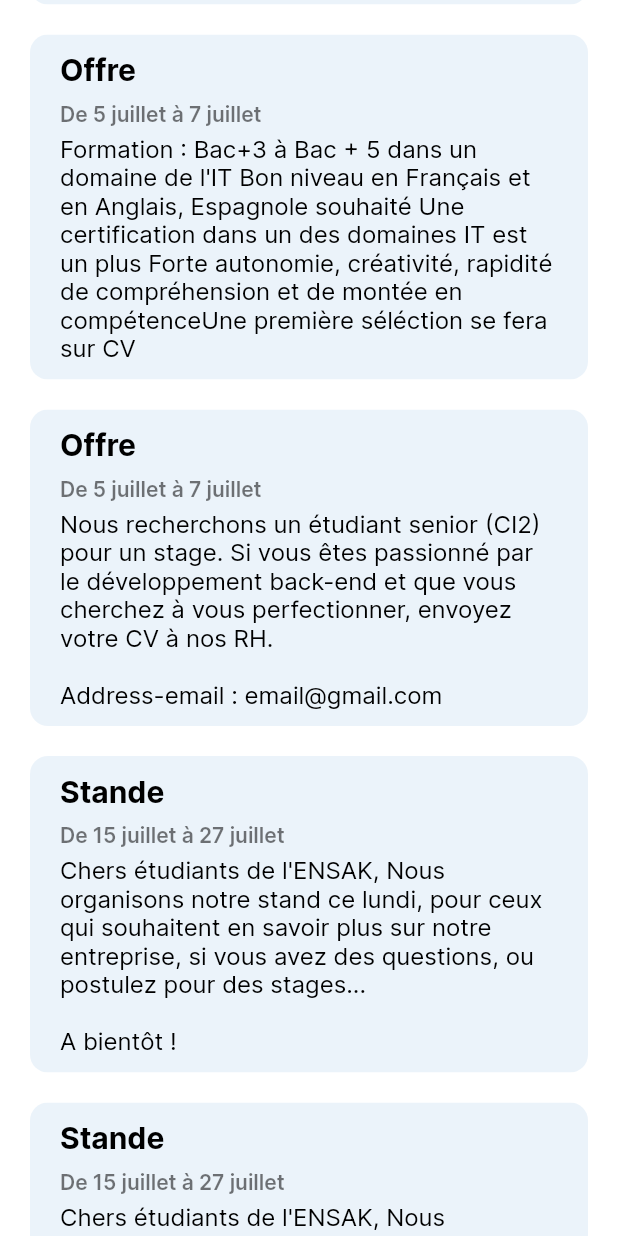
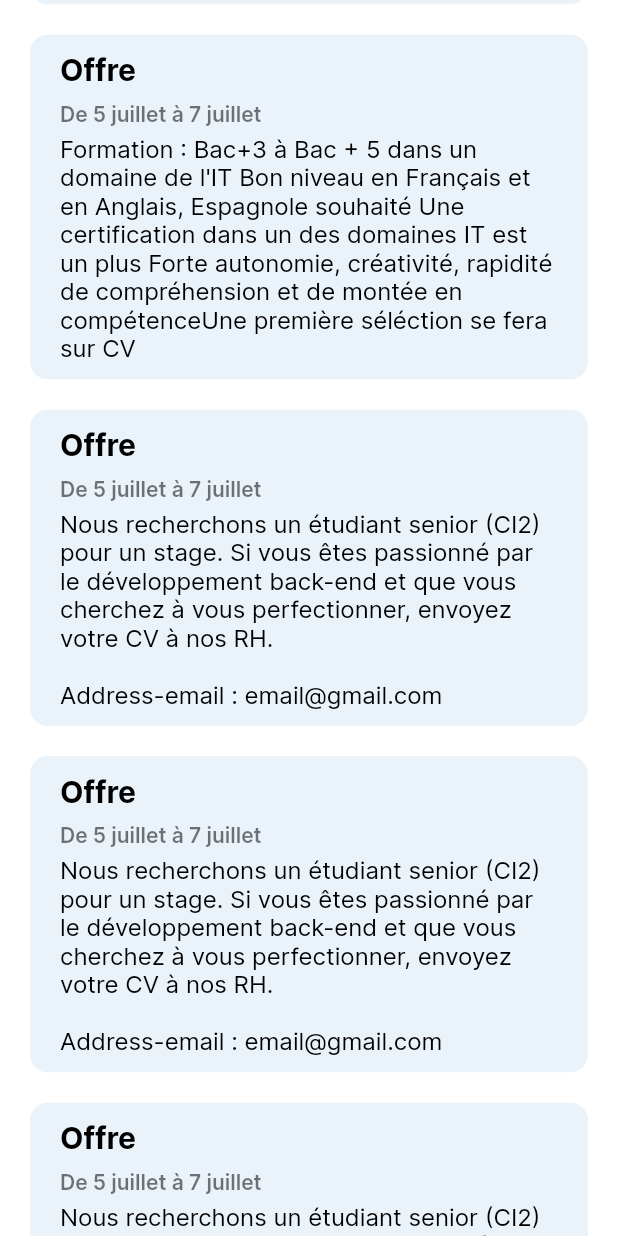
Before and after one commit to Mouadspace/job-it-day, a Flutter app: the CompanyProfile screen opened directly, scrolled down 1152 dp, on a phone screen of 412 x 824 dp. Run offline on Flutter 3.47's test engine with Material 2 defaults, Android fonts, the light colour scheme and no system bars; our stand-ins replace flutter_svg, get.

```diff
--- a/lib/src/model/companys_model.dart
+++ b/lib/src/model/companys_model.dart
@@ -78,6 +78,24 @@ List<CompanyPost> postsList = [
         "Formation : Bac+3 à Bac + 5 dans un domaine de l'IT Bon niveau en Français et en Anglais, Espagnole souhaité Une certification dans un des domaines IT est un plus Forte autonomie, créativité, rapidité de compréhension et de montée en compétenceUne première séléction se fera sur CV",
     offerPosition: 'Web developper',
     intershipType: 'PFE',
+  ),
+  CompanyPost(
+    title: 'Offre',
+    startDate: PostDate(day: 5, month: 'juillet'),
+    endDate: PostDate(day: 7, month: 'juillet'),
+    description:
+        "Nous recherchons un étudiant senior (CI2) pour un stage. Si vous êtes passionné par le développement back-end et que vous cherchez à vous perfectionner, envoyez votre CV à nos RH.\n\nAddress-email : email@gmail.com",
+    offerPosition: 'Back-end developper',
+    intershipType: 'PFA',
+  ),
+  CompanyPost(
+    title: 'Offre',
+    startDate: PostDate(day: 5, month: 'juillet'),
+    endDate: PostDate(day: 7, month: 'juillet'),
+    description:
+        "Nous recherchons un étudiant senior (CI2) pour un stage. Si vous êtes passionné par le développement back-end et que vous cherchez à vous perfectionner, envoyez votre CV à nos RH.\n\nAddress-email : email@gmail.com",
+    offerPosition: 'Back-end developper',
+    intershipType: 'PFA',
   ),
   CompanyPost(
     title: 'Offre',
```
Also changed, not shown: lib/src/view/screens/company-screens/see_all_posts.dart (+59 -121 lines).
